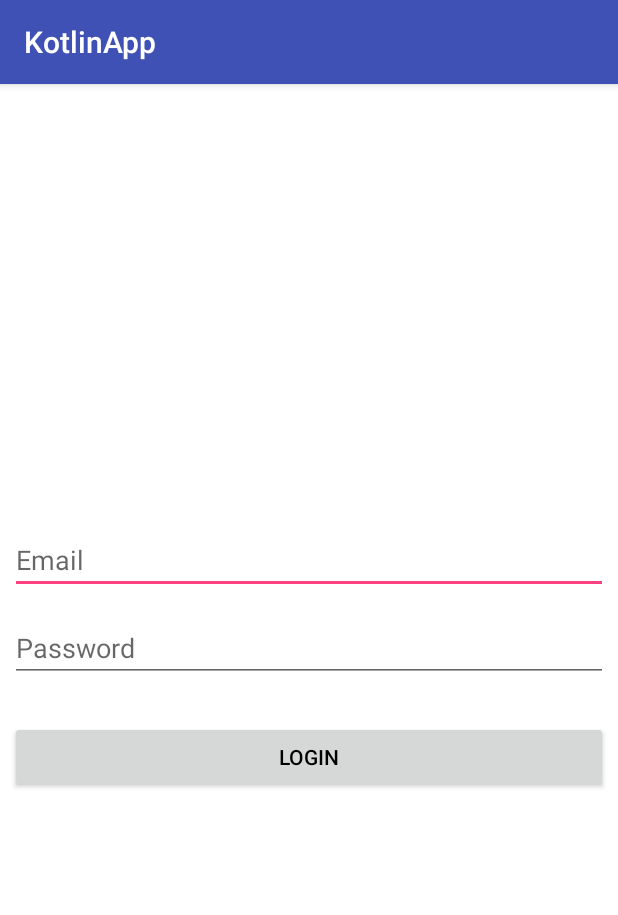
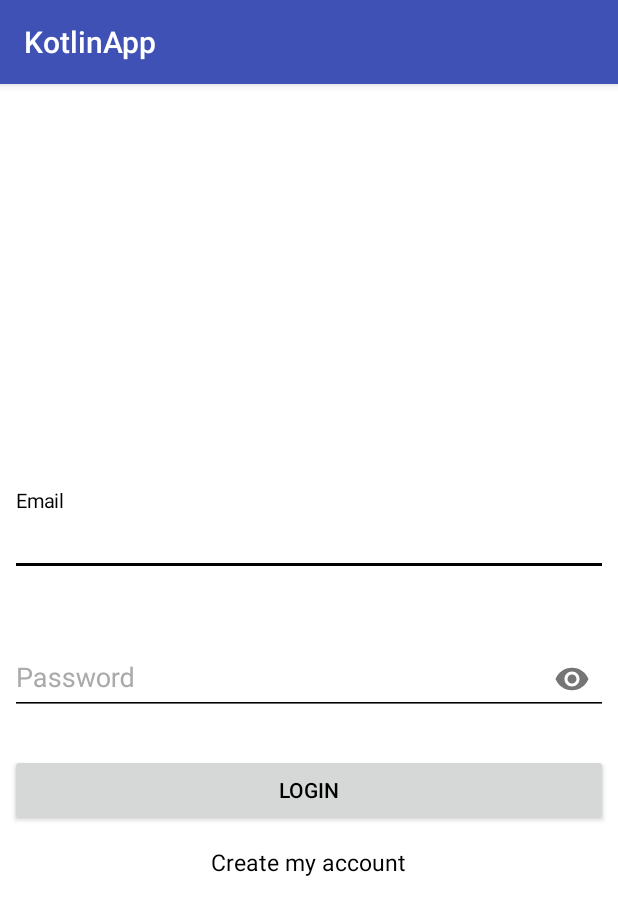
Before and after one commit to LeBronoMars/kotlin-firebase, an Android app: the screen it shows after launch (LoginActivity), on a phone screen of 412 x 824 dp. Shown: the top 915 px of the screen. Run offline under Robolectric (Android 15) with nearby library versions, the phone set to English and light mode, and no system bars; our stand-ins replace Firebase (no records; nobody signed in at launch, a user with empty details on screens opened directly), sdp/ssp sizes.

```diff
--- a/app/src/main/java/proto/com/kotlinapp/activities/HomeActivity.kt
+++ b/app/src/main/java/proto/com/kotlinapp/activities/HomeActivity.kt
@@ -6,6 +6,7 @@ import android.os.Bundle
 import android.support.v7.widget.LinearLayoutManager
 import android.util.Log
 import android.widget.ArrayAdapter
+import com.google.firebase.analytics.FirebaseAnalytics
 import com.google.firebase.auth.FirebaseAuth
 import com.google.firebase.database.*
 import kotlinx.android.synthetic.main.activity_home.*
@@ -75,8 +76,7 @@ class HomeActivity : BaseActivity(), CreateGroupDialogFragment.OnCreateGroupList
                             createDialogFragment.show(supportFragmentManager, CreateGroupDialogFragment::class.qualifiedName)
                         } else if (position == 2) {
                             //delete
-                            Log.d("delete", "must delete this group ${group.groupName}")
-                            dataReference.child(FirebaseConstants.GROUP).child(group.groupName).removeValue()
+                            dataReference.child(FirebaseConstants.GROUP).child(group.id).removeValue()
                         }
                     }
                     builderSingle.setPositiveButton("cancel", { dialog, which -> dialog.dismiss() })
@@ -174,6 +174,7 @@ class HomeActivity : BaseActivity(), CreateGroupDialogFragment.OnCreateGroupList
                     val group: Group = group.getValue(Group::class.java)
                     rv_groups?.let {
                         if (action.equals("add")) {
+                            FirebaseAnalytics.getInstance(baseContext).setUserProperty("favorite_group", group.groupName)
                             (rv_groups.adapter as GroupsAdapter).addGroup(group)
                         } else if (action.equals("remove")) {
                             Log.d("delete", "must remove group")
--- a/app/src/main/java/proto/com/kotlinapp/adapters/GroupsAdapter.kt
+++ b/app/src/main/java/proto/com/kotlinapp/adapters/GroupsAdapter.kt
@@ -4,6 +4,7 @@ import android.support.v4.util.SparseArrayCompat
 import android.support.v7.widget.RecyclerView
 import android.util.Log
 import android.view.ViewGroup
+import com.google.firebase.analytics.FirebaseAnalytics
 import proto.com.kotlinapp.commons.AdapterConstants
 import proto.com.kotlinapp.delegates.GroupDelegateAdapter
 import proto.com.kotlinapp.interfaces.ViewType
--- a/app/src/main/res/layout/activity_login.xml
+++ b/app/src/main/res/layout/activity_login.xml
@@ -1,7 +1,6 @@
 <?xml version="1.0" encoding="utf-8"?>
 <LinearLayout xmlns:android="http://schemas.android.com/apk/res/android"
     xmlns:app="http://schemas.android.com/apk/res-auto"
-    xmlns:tools="http://schemas.android.com/tools"
     android:layout_width="match_parent"
     android:layout_height="match_parent"
     android:background="@android:color/white"
@@ -9,6 +8,14 @@
     android:orientation="vertical"
     android:padding="@dimen/_5sdp">
 
+    <!-- email -->
+    <android.support.design.widget.TextInputLayout
+        android:layout_width="match_parent"
+        android:layout_height="wrap_content"
+        android:layout_marginTop="@dimen/_25sdp"
+        android:theme="@style/FieldsStyle"
+        app:hintTextAppearance="@style/FloatingLabelStyle"
+        app:passwordToggleEnabled="false">
 
         <EditText
             android:id="@+id/et_email"
@@ -19,7 +26,17 @@
             android:inputType="textEmailAddress"
             android:singleLine="true"
             android:textColor="@android:color/black" />
+    </android.support.design.widget.TextInputLayout>
 
+
+    <!-- password -->
+    <android.support.design.widget.TextInputLayout
+        android:layout_width="match_parent"
+        android:layout_height="wrap_content"
+        android:layout_marginTop="@dimen/_25sdp"
+        android:theme="@style/FieldsStyle"
+        app:hintTextAppearance="@style/FloatingLabelStyle"
+        app:passwordToggleEnabled="true">
 
         <EditText
             android:id="@+id/et_password"
@@ -32,6 +49,7 @@
             android:singleLine="true"
             android:textColor="@android:color/black" />
 
+    </android.support.design.widget.TextInputLayout>
 
     <Button
         android:id="@+id/btn_login"
@@ -41,4 +59,12 @@
         android:text="@string/login"
         android:textColor="@android:color/black" />
 
+    <TextView
+        android:id="@+id/tv_create_account"
+        android:layout_width="wrap_content"
+        android:layout_height="wrap_content"
+        android:layout_marginTop="@dimen/_10sdp"
+        android:text="@string/create_my_account"
+        android:textColor="@android:color/black"
+        android:textSize="@dimen/_12sdp" />
 </LinearLayout>
--- a/app/src/main/res/values/strings.xml
+++ b/app/src/main/res/values/strings.xml
@@ -5,6 +5,7 @@
     <string name="email">Email</string>
     <string name="password">Password</string>
     <string name="login">Login</string>
+    <string name="create_my_account">Create my account</string>
 
     <!-- create group dialog fragment -->
     <string name="create_group_header">Add new group</string>
```
Also changed, not shown: app/src/main/AndroidManifest.xml (+7 -5 lines), app/src/main/java/proto/com/kotlinapp/activities/RegistrationActivity.kt (added, +14 -0 lines), app/src/main/java/proto/com/kotlinapp/base/BaseActivity.kt (+17 -0 lines), app/src/main/res/layout/activity_registration.xml (added, +11 -0 lines), 1 other file. Lines whose indentation alone changed are shown as unchanged.
